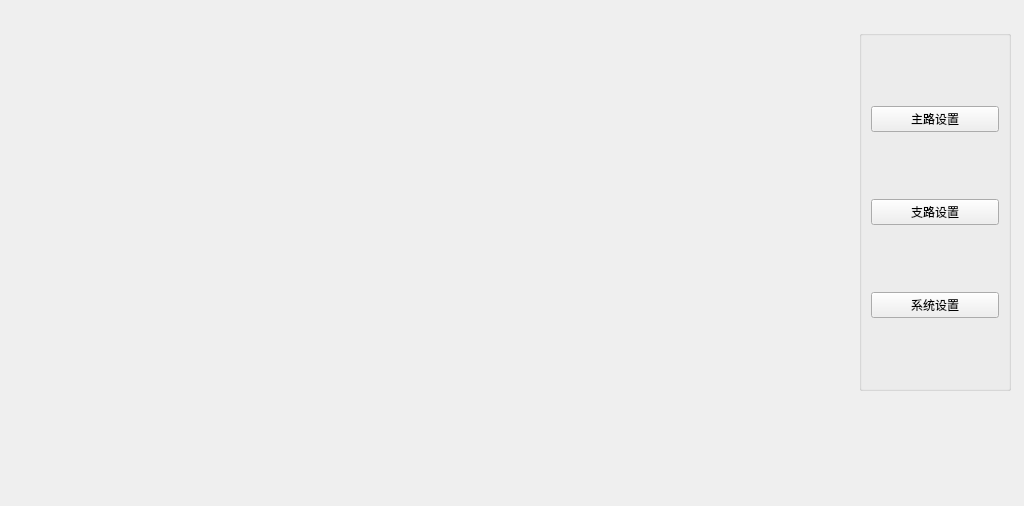
First picture: the form in BusBar-Qt/setting/setparameters/settingwid.ui, repository luozhiyong131/BusBar, before the edit.
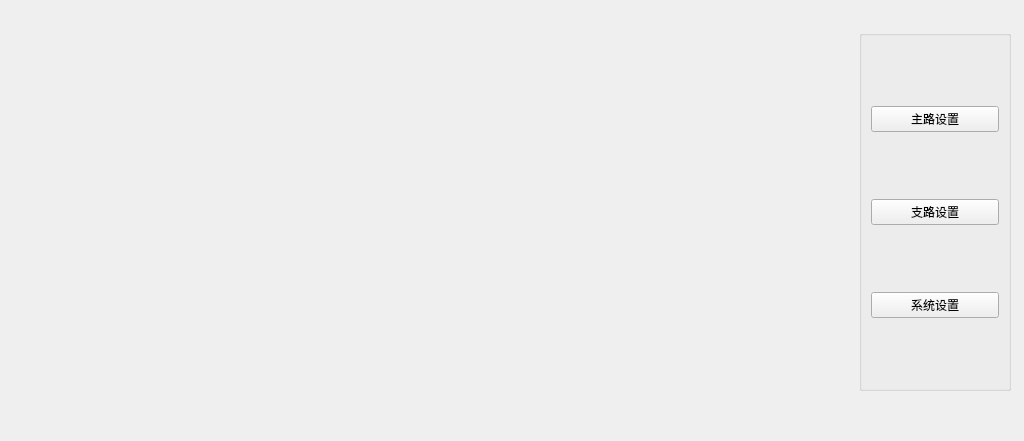
Second picture: the form after the edit.

Patch:
```diff
--- a/BusBar-Qt/setting/setparameters/settingwid.ui
+++ b/BusBar-Qt/setting/setparameters/settingwid.ui
@@ -7,7 +7,7 @@
     <x>0</x>
     <y>0</y>
     <width>1024</width>
-    <height>506</height>
+    <height>441</height>
    </rect>
   </property>
   <property name="windowTitle">
```
